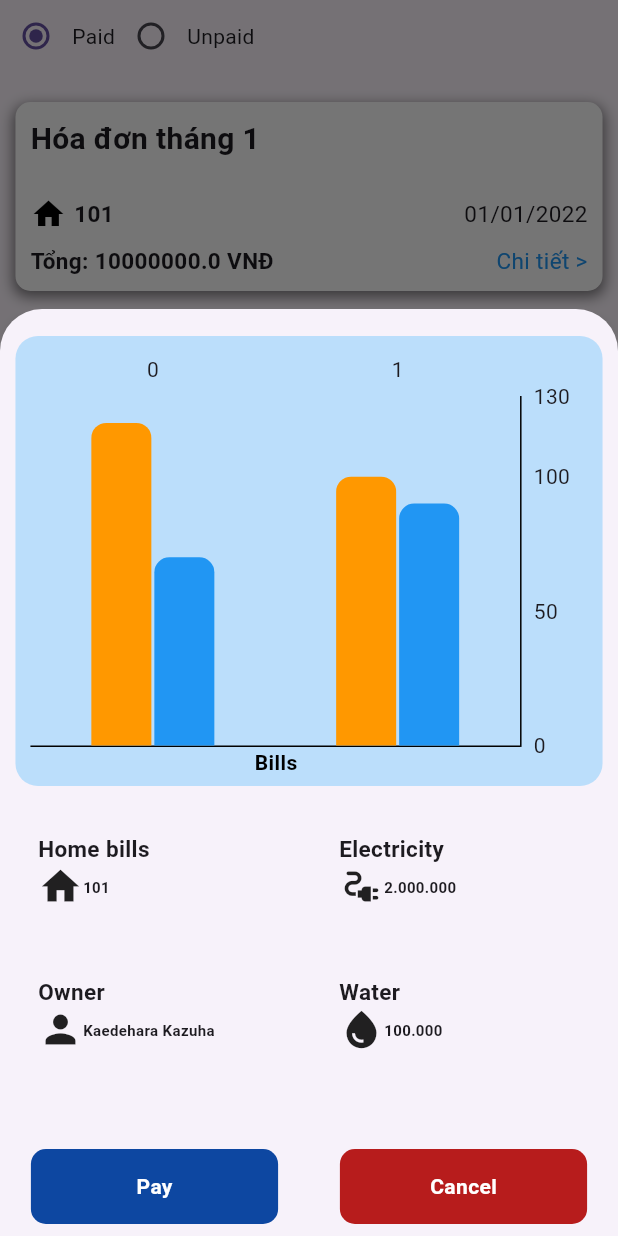
After one commit to DATN-TP/FE, a Flutter app: the RentPage screen opened directly, after a tap on "Chi tiết >", on a phone screen of 412 x 824 dp. The commit adds this screen. Run offline on Flutter 3.47's test engine with Material 3 defaults, Android fonts, the phone set to English and light mode, and no system bars; drawn by our look-alikes of fl_chart; our stand-ins replace easy_localization, flutter_dotenv, fluttertoast, font_awesome_flutter, hive, hive_flutter and 2 more; accounts and stored records are empty.

Commit message:
create ui : bottomssheet detail bills

```diff
--- a/lib/data/data/list_bills.dart
+++ b/lib/data/data/list_bills.dart
@@ -4,47 +4,66 @@ class ListBills {
       'id': '0000001',
       'title': 'Hóa đơn tháng 1',
       'content': 'Hóa đơn tháng 1 của căn hộ 101',
-      'price': '10.000.000',
+      'price': 10000000.0,
       'status': true,
       'floor': '1',
       'expired': '01/01/2022',
-
+      'apartment': '101',
+      'owner': 'Kaedehara Kazuha',
+      'electricity': 2000000.0,
+      'water': 100000.0,
     },
     {
       'id': '0000002',
       'title': 'Hóa đơn tháng 2',
       'content': 'Hóa đơn tháng 2 của căn hộ 102',
-      'price': '10.000.000',
+      'price': 10000000.0,
       'status': true,
       'floor': '2',
       'expired': '01/02/2022',
+      'apartment': '102',
+      'owner': 'Kaedehara Kazuha',
+      'electricity': 2000000.0,
+      'water': 90000.0,
     },
     {
       'id': '0000003',
       'title': 'Hóa đơn tháng 3',
       'content': 'Hóa đơn tháng 3 của căn hộ 103',
-      'price': '10.000.000',
+      'price': 10000000.0,
       'status': true,
       'expired': '01/03/2022',
       'floor': '3',
+      'apartment': '103',
+      'owner': 'Kaedehara Kazuha',
+      'electricity': 1800000.0,
+      'water': 120000.0,
     },
     {
       'id': '0000004',
       'title': 'Hóa đơn tháng 4',
       'content': 'Hóa đơn tháng 4 của căn hộ 104',
-      'price': '10.000.000',
+      'price': 10000000.0,
       'status': false,
       'expired': '01/04/2022',
       'floor': '4',
+      'apartment': '104',
+      'owner': 'Kaedehara Kazuha',
+      'electricity': 1000000.0,
+      'water': 80000.0,
     },
     {
       'id': '0000005',
       'title': 'Hóa đơn tháng 5',
       'content': 'Hóa đơn tháng 5 của căn hộ 105',
-      'price': '10.000.000',
+      'price': 10000000.0,
       'status': false,
       'expired': '01/05/2022',
       'floor': '5',
+      'apartment': '105',
+      'owner': 'Kaedehara Kazuha',
+      'electricity': 2000000.0,
+      'water': 70000.0,
     }
   ];
 }
--- a/lib/views/pages/login/login_page_model.dart
+++ b/lib/views/pages/login/login_page_model.dart
@@ -1,5 +1,3 @@
-import 'dart:math';
-
 import 'package:datn/data/hive/hive_provider.dart';
 import 'package:datn/services/api_service.dart';
 import 'package:datn/services/auth_service.dart';
@@ -64,7 +62,5 @@ class LoginPageModel extends ChangeNotifier {
         notifyListeners();
       }
     }
-
   }
-
 }
--- a/lib/views/pages/login/widget/forgotpassButton.dart
+++ b/lib/views/pages/login/widget/forgotpassButton.dart
@@ -1,4 +1,5 @@
 import 'package:datn/views/animations/slideTopToBottom.dart';
+import 'package:easy_localization/easy_localization.dart';
 import 'package:flutter/material.dart';
 
 class Forgotpassbutton extends StatelessWidget {
@@ -13,8 +14,8 @@ class Forgotpassbutton extends StatelessWidget {
         margin: const EdgeInsets.symmetric(horizontal: 10),
         child: TextButton(
           onPressed: () {},
-          child: const Text('Forgot Password?',
-              style: TextStyle(
+          child: Text('${'txt_ForgotPassword'.tr()}?',
+              style: const TextStyle(
                 fontSize: 15,
                 fontWeight: FontWeight.bold,
                 color: Colors.white,
--- a/lib/views/pages/login/widget/loginButton.dart
+++ b/lib/views/pages/login/widget/loginButton.dart
@@ -1,10 +1,8 @@
 import 'package:datn/views/animations/slideTopToBottom.dart';
-import 'package:datn/views/routes/routes.dart';
 import 'package:easy_localization/easy_localization.dart';
 import 'package:flutter/material.dart';
 
 class Loginbutton extends StatelessWidget {
-
   final VoidCallback onPressed;
   const Loginbutton({super.key, required this.onPressed});
 
--- a/lib/views/pages/login/widget/loginTitle.dart
+++ b/lib/views/pages/login/widget/loginTitle.dart
@@ -1,4 +1,5 @@
 import 'package:datn/views/animations/slideTopToBottom.dart';
+import 'package:easy_localization/easy_localization.dart';
 import 'package:flutter/material.dart';
 
 class Logintitle extends StatelessWidget {
@@ -6,11 +7,11 @@ class Logintitle extends StatelessWidget {
 
   @override
   Widget build(BuildContext context) {
-    return const SlideTopToBottom(
+    return SlideTopToBottom(
       durationMs: 1500,
       child: Text(
-        'Login',
-        style: TextStyle(
+        'txt_login'.tr(),
+        style: const TextStyle(
           fontSize: 30,
           fontWeight: FontWeight.bold,
           color: Colors.white,
--- a/lib/views/pages/login/widget/password.dart
+++ b/lib/views/pages/login/widget/password.dart
@@ -1,5 +1,6 @@
 import 'package:datn/views/animations/slideTopToBottom.dart';
 import 'package:datn/views/pages/login/login_page_model.dart';
+import 'package:easy_localization/easy_localization.dart';
 import 'package:flutter/material.dart';
 
 class Password extends StatelessWidget {
@@ -39,7 +40,7 @@ class Password extends StatelessWidget {
                         border: OutlineInputBorder(
                           borderRadius: BorderRadius.circular(20),
                         ),
-                        labelText: 'Password',
+                        labelText: 'txt_Password'.tr(),
                       ),
                     ),
                   ),
@@ -67,7 +68,7 @@ class Password extends StatelessWidget {
                     border: OutlineInputBorder(
                       borderRadius: BorderRadius.circular(20),
                     ),
-                    labelText: 'Password',
+                    labelText: 'txt_Password'.tr(),
                   ),
                 ),
               ),
--- a/lib/views/pages/login/widget/signUpbutton.dart
+++ b/lib/views/pages/login/widget/signUpbutton.dart
@@ -1,4 +1,5 @@
 import 'package:datn/views/animations/slideBottomToTop.dart';
+import 'package:easy_localization/easy_localization.dart';
 import 'package:flutter/material.dart';
 import '../../../routes/routes.dart';
 
@@ -33,9 +34,9 @@ class Signupbutton extends StatelessWidget {
           onPressed: () {
             Navigator.pushNamed(context, Routes.signup);
           },
-          child: const Text(
-            'Sign Up',
-            style: TextStyle(
+          child: Text(
+            'txt_Signup'.tr(),
+            style: const TextStyle(
               fontSize: 20,
               fontWeight: FontWeight.bold,
               color: Colors.white,
--- a/lib/views/pages/login/widget/userName.dart
+++ b/lib/views/pages/login/widget/userName.dart
@@ -1,4 +1,5 @@
 import 'package:datn/views/animations/slideTopToBottom.dart';
+import 'package:easy_localization/easy_localization.dart';
 import 'package:flutter/material.dart';
 
 class Username extends StatelessWidget {
@@ -24,12 +25,12 @@ class Username extends StatelessWidget {
         ),
         child: TextField(
           controller: controller,
-          decoration:const InputDecoration(
-            suffix: Icon(Icons.person),
-            border: OutlineInputBorder(
+          decoration: InputDecoration(
+            suffix: const Icon(Icons.person),
+            border: const OutlineInputBorder(
               borderRadius: BorderRadius.all(Radius.circular(20)),
             ),
-            labelText: 'Username',
+            labelText: 'txt_Username'.tr(),
           ),
         ),
       ),
--- a/lib/views/pages/pay/paid/paid_page.dart
+++ b/lib/views/pages/pay/paid/paid_page.dart
@@ -11,8 +11,6 @@ class RentPage extends StatefulWidget {
 
 class _RentPageState extends State<RentPage> {
   int _selectedValue = 1;
-
-
 
   @override
   Widget build(BuildContext context) {
@@ -53,11 +51,25 @@ class _RentPageState extends State<RentPage> {
                   (_selectedValue == 2 &&
                       (bill as Map<String, dynamic>)['status'] == false))
                 BillItem(
+                  water: (bill)['water'],
+                  // previousPriceWater bằng giá trị tiền nước của phần tử có index - 1 nếu index < 0 thì bằng 0
+                  previousPriceWater: ListBills.bills.indexOf(bill) - 1 < 0
+                      ? 0
+                      : (ListBills.bills[ListBills.bills.indexOf(bill) - 1]
+                          as Map<String, dynamic>)['water'],
+                  previousPriceElectricity:
+                      ListBills.bills.indexOf(bill) - 1 < 0
+                          ? 0
+                          : (ListBills.bills[ListBills.bills.indexOf(bill) - 1]
+                              as Map<String, dynamic>)['electricity'],
+                  electricity: (bill)['electricity'],
+                  owner: (bill)['owner'],
                   expired: (bill)['expired'],
                   price: (bill)['price'],
                   title: (bill)['title'],
                   status: (bill)['status'],
                   id: (bill)['id'],
+                  apartment: (bill)['apartment'],
                 ),
           ],
         ),
--- a/lib/views/pages/pay/paid/widget/bill_item.dart
+++ b/lib/views/pages/pay/paid/widget/bill_item.dart
@@ -1,5 +1,6 @@
 import 'package:datn/views/pages/pay/paid/widget/custom_shimmer.dart';
 import 'package:flutter/material.dart';
+import 'bottomsheet_detail_bills.dart';
 
 // ignore: must_be_immutable
 class BillItem extends StatelessWidget {
@@ -11,6 +12,12 @@ class BillItem extends StatelessWidget {
   // ignore: prefer_typing_uninitialized_variables
   final price;
   String expired;
+  String apartment;
+  String owner;
+  final double electricity;
+  final double water;
+  double previousPriceWater;
+  double previousPriceElectricity;
 
   BillItem({
     super.key,
@@ -19,11 +26,17 @@ class BillItem extends StatelessWidget {
     required this.title,
     required this.price,
     required this.expired,
+    required this.apartment,
+    required this.owner,
+    required this.electricity,
+    required this.water,
+    required this.previousPriceWater,
+    required this.previousPriceElectricity,
   });
 
   Future<void> _loadData() async {
     // Giả lập quá trình tải dữ liệu
-    await Future.delayed(const Duration(seconds: 5));
+    await Future.delayed(const Duration(seconds: 1));
   }
 
   @override
@@ -116,7 +129,7 @@ class BillItem extends StatelessWidget {
                   children: [
                     Text(
                       // ignore: prefer_interpolation_to_compose_strings
-                      'Tổng: ' + price + ' VNĐ',
+                      'Tổng: ' + price.toString() + ' VNĐ',
                       style: const TextStyle(
                         fontSize: 15,
                         fontWeight: FontWeight.bold,
@@ -124,7 +137,22 @@ class BillItem extends StatelessWidget {
                     ),
                     status
                         ? InkWell(
-                            onTap: () {},
+                            onTap: () {
+                              showModalBottomSheet(
+                                  isScrollControlled: true,
+                                  context: context,
+                                  builder: (context) {
+                                    return BottomsheetDetailBills(
+                                      previousPriceWater:previousPriceWater ,
+                                      previousPriceElectricity: previousPriceElectricity,
+                                      water: water,
+                                      electricity: electricity,
+                                      apartment: apartment,
+                                      price: price,
+                                      owner: owner,
+                                    );
+                                  });
+                            },
                             child: const Text(
                               'Chi tiết >',
                               style: TextStyle(
--- /dev/null
+++ b/lib/views/pages/pay/paid/widget/bottomsheet_detail_bills.dart
@@ -0,0 +1,326 @@
+import 'package:flutter/material.dart';
+import 'package:fl_chart/fl_chart.dart';
+
+class BottomsheetDetailBills extends StatelessWidget {
+  const BottomsheetDetailBills({
+    super.key,
+    required this.apartment,
+    required this.price,
+    required this.owner,
+    required this.electricity,
+    required this.water,
+    required this.previousPriceWater,
+    required this.previousPriceElectricity,
+  });
+
+  final String apartment;
+  final double price;
+  final String owner;
+  final double electricity;
+  final double water;
+  final double previousPriceWater;
+  final double previousPriceElectricity;
+
+  Widget _renderItemDetail({
+    required Icon icon,
+    required String title,
+    required double price,
+    required double previousPrice,
+    required dynamic content,
+  }) {
+    //tính phần trăm chênh lệch giữa giá trị hiện tại và giá trị trước đó
+    double percent = ((price - previousPrice) / previousPrice) * 100;
+    //nếu content là số định dạng giá trị tiền về tiền việt nam xxx,xxx,xxx
+    if (content is double) {
+      content = content.toStringAsFixed(0).replaceAllMapped(
+          RegExp(r'(\d{1,3})(?=(\d{3})+(?!\d))'), (Match m) => '${m[1]}.');
+    }
+    return Container(
+      margin: const EdgeInsets.all(5),
+      padding: const EdgeInsets.only(left: 10),
+      child: Column(
+        mainAxisAlignment: MainAxisAlignment.start,
+        crossAxisAlignment: CrossAxisAlignment.start,
+        children: [
+          Text(
+            title,
+            style: const TextStyle(
+              fontSize: 15,
+              fontWeight: FontWeight.bold,
+            ),
+          ),
+          const SizedBox(
+            width: 5,
+          ),
+          Row(
+            children: [
+              icon,
+              Text(
+                content.toString(),
+                style: const TextStyle(
+                  fontSize: 10,
+                  fontWeight: FontWeight.bold,
+                ),
+              ),
+              const SizedBox(
+                width: 5,
+              ),
+              previousPrice == 0
+                  ? Container()
+                  : Container(
+                      padding: const EdgeInsets.symmetric(horizontal: 10),
+                      decoration: BoxDecoration(
+                        color: price - previousPrice >= 0
+                            ? price - previousPrice == 0
+                                ? Colors.grey
+                                : Colors.green
+                            : Colors.red,
+                        borderRadius: const BorderRadius.all(
+                          Radius.circular(10),
+                        ),
+                      ),
+                      child: Text(
+                        //nếu giá trị phần trăm lớn hơn 0 thì thêm dấu + trước giá trị phần trăm
+                        percent > 0
+                            ? '+${percent.toStringAsFixed(2)}%'
+                            : '${percent.toStringAsFixed(2)}%',
+                        style: const TextStyle(
+                          fontSize: 10,
+                          fontWeight: FontWeight.bold,
+                        ),
+                      ),
+                    ),
+            ],
+          ),
+        ],
+      ),
+    );
+  }
+
+  Widget _renderChart(BuildContext context) {
+    return Container(
+      margin: const EdgeInsets.all(10),
+      padding: const EdgeInsets.all(10),
+      height: 300,
+      width: MediaQuery.of(context).size.width * 0.95,
+      decoration: BoxDecoration(
+        color: Colors.blue[100],
+        borderRadius: const BorderRadius.all(
+          Radius.circular(15),
+        ),
+      ),
+      child: BarChart(
+        BarChartData(
+          gridData: const FlGridData(show: false),
+          titlesData: const FlTitlesData(
+            bottomTitles: AxisTitles(
+              axisNameWidget: Text(
+                'Bills',
+                style: TextStyle(
+                  color: Colors.black,
+                  fontWeight: FontWeight.bold,
+                ),
+              ),
+            ),
+            leftTitles: AxisTitles(),
+          ),
+          //chỉ hiện border phải với border dưới
+          borderData: FlBorderData(
+            show: true,
+            border: const Border(
+              bottom: BorderSide(
+                color: Colors.black,
+                width: 1,
+              ),
+              right: BorderSide(
+                color: Colors.black,
+              ),
+            ),
+          ),
+          barGroups: [
+            // Tháng trước
+            BarChartGroupData(
+              //x  = 0 thì hiển thị tháng trước
+              x: 0,
+
+              barRods: [
+                BarChartRodData(
+                  borderRadius: const BorderRadius.only(
+                    topLeft: Radius.circular(10),
+                    topRight: Radius.circular(10),
+                  ),
+                  toY: 120, // Tiền điện tháng trước
+                  color: Colors.orange,
+                  width: 40,
+                ),
+                BarChartRodData(
+                  borderRadius: const BorderRadius.only(
+                    topLeft: Radius.circular(10),
+                    topRight: Radius.circular(10),
+                  ),
+                  toY: 70, // Tiền nước tháng trước
+                  color: Colors.blue,
+                  width: 40,
+                ),
+              ],
+            ),
+            // Tháng hiện tại
+            BarChartGroupData(
+              x: 1,
+              barRods: [
+                BarChartRodData(
+                  borderRadius: const BorderRadius.only(
+                    topLeft: Radius.circular(10),
+                    topRight: Radius.circular(10),
+                  ),
+                  toY: 100, // Tiền điện tháng hiện tại
+                  color: Colors.orange,
+                  width: 40,
+                ),
+                BarChartRodData(
+                  borderRadius: const BorderRadius.only(
+                    topLeft: Radius.circular(10),
+                    topRight: Radius.circular(10),
+                  ),
+                  toY: 90, // Tiền nước tháng hiện tại
+                  color: Colors.blue,
+                  width: 40,
+                ),
+              ],
+            ),
+          ],
+          alignment: BarChartAlignment.spaceAround,
+          maxY: 130, // Đặt giá trị tối đa cho trục Y
+        ),
+      ),
+    );
+  }
+
+  Widget _renderButtonBar(BuildContext context) {
+    return Container(
+      child: Row(
+        mainAxisAlignment: MainAxisAlignment.spaceAround,
+        children: [
+          Container(
+            width: MediaQuery.of(context).size.width * 0.4,
+            height: 50,
+            decoration: BoxDecoration(
+              color: Colors.blue[900],
+              borderRadius: const BorderRadius.all(
+                Radius.circular(10),
+              ),
+            ),
+            child: Center(
+              child: GestureDetector(
+                onTap: () {},
+                child: const Text(
+                  'Pay',
+                  style: TextStyle(
+                    color: Colors.white,
+                    fontWeight: FontWeight.bold,
+                  ),
+                ),
+              ),
+            ),
+          ),
+          Container(
+            width: MediaQuery.of(context).size.width * 0.4,
+            height: 50,
+            decoration: BoxDecoration(
+              color: Colors.red[900],
+              borderRadius: const BorderRadius.all(
+                Radius.circular(10),
+              ),
+            ),
+            child: Center(
+              child: GestureDetector(
+                onTap: () {
+                  Navigator.pop(context);
+                },
+                child: const Text(
+                  'Cancel',
+                  style: TextStyle(
+                    color: Colors.white,
+                    fontWeight: FontWeight.bold,
+                  ),
+                ),
+              ),
+            ),
+          ),
+        ],
+      ),
+    );
+  }
+
+  @override
+  Widget build(BuildContext context) {
+    return BottomSheet(
+        backgroundColor: Colors.transparent,
+        onClosing: () {
+          Navigator.pop(context);
+        },
+        builder: (BuildContext context) {
+          return SizedBox(
+            height: MediaQuery.of(context).size.height * 0.75,
+            child: Column(
+              mainAxisAlignment: MainAxisAlignment.spaceAround,
+              children: [
+                _renderChart(context),
+                Container(
+                  width: MediaQuery.of(context).size.width * 0.95,
+                  height: 200,
+                  child: GridView.count(
+                    childAspectRatio: 2,
+                    crossAxisCount: 2,
+                    crossAxisSpacing: 10,
+                    children: [
+                      _renderItemDetail(
+                        content: apartment,
+                        price: 10000000,
+                        previousPrice: 0,
+                        icon: const Icon(
+                          Icons.home,
+                          size: 30,
+                        ),
+                        title: 'Home bills',
+                      ),
+                      _renderItemDetail(
+                        content: electricity,
+                        price: electricity,
+                        previousPrice: previousPriceElectricity,
+                        icon: const Icon(
+                          Icons.electrical_services,
+                          size: 30,
+                        ),
+                        title: 'Electricity',
+                      ),
+                      _renderItemDetail(
+                        content: owner,
+                        price: price,
+                        previousPrice: 0,
+                        icon: const Icon(
+                          Icons.person,
+                          size: 30,
+                        ),
+                        title: 'Owner',
+                      ),
+                      _renderItemDetail(
+                        content: water,
+                        price: water,
+                        previousPrice: previousPriceWater,
+                        icon: const Icon(
+                          Icons.water_drop_sharp,
+                          size: 30,
+                        ),
+                        title: 'Water',
+                      ),
+                    ],
+                  ),
+                ),
+                _renderButtonBar(context),
+              ],
+            ),
+          );
+        });
+  }
+}
```
Also changed, not shown: assets/translations/en-US.json (+6 -1 lines), assets/translations/vi-VN.json (+6 -1 lines), lib/views/pages/login/login.dart (+17 -7 lines).
